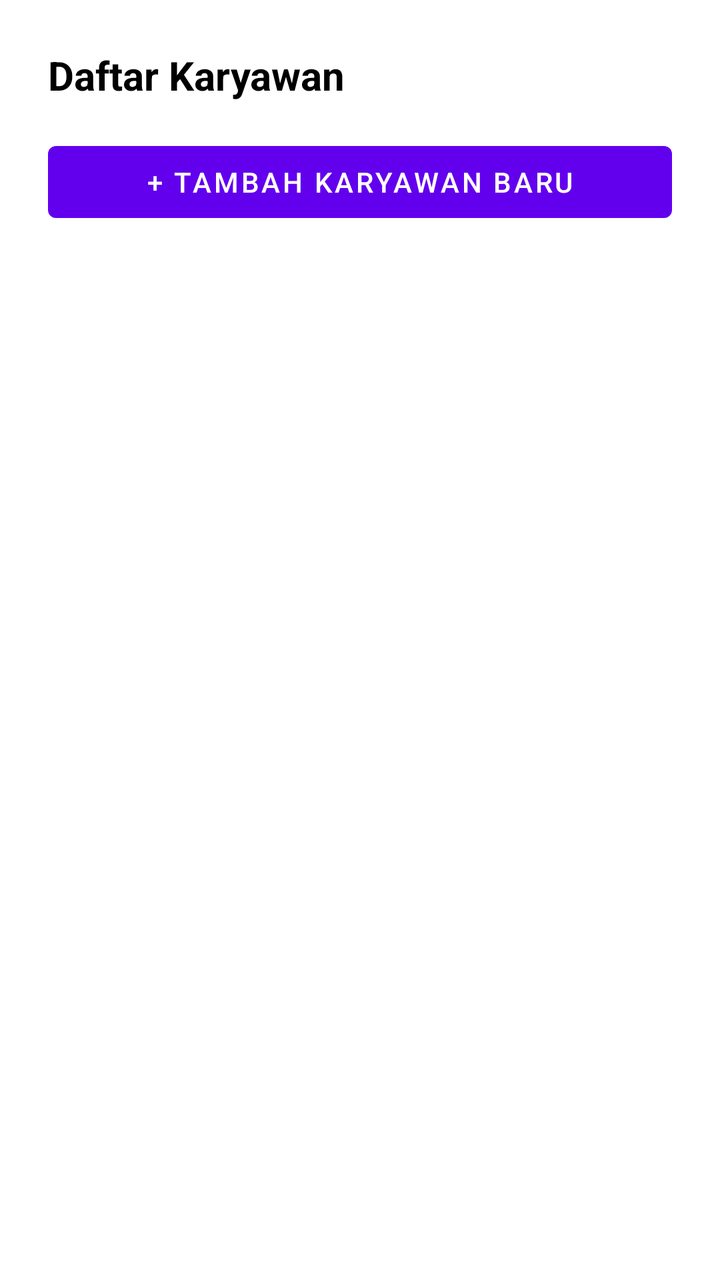
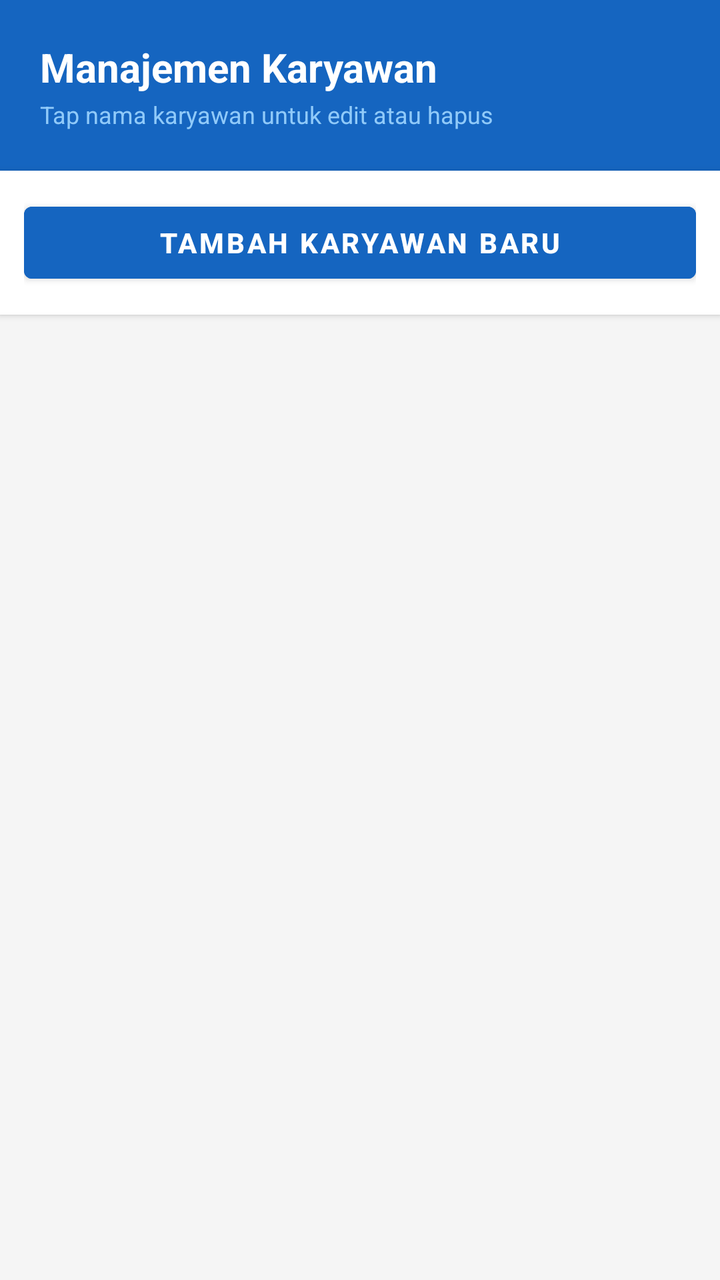

Two renders of the same Android screen: before a commit and after it. Below are the layout's source before the change and the commit's diff.
<!-- AndroidManifest.xml: application theme Theme.TerminalAbsensi -->
<!-- res/layout/activity_daftar_karyawan.xml -->
<?xml version="1.0" encoding="utf-8"?>
<LinearLayout xmlns:android="http://schemas.android.com/apk/res/android"
    android:layout_width="match_parent"
    android:layout_height="match_parent"
    android:orientation="vertical"
    android:background="@android:color/white"
    android:padding="24dp">

    <TextView
        android:layout_width="match_parent"
        android:layout_height="wrap_content"
        android:text="Daftar Karyawan"
        android:textSize="20sp"
        android:textStyle="bold"
        android:textColor="@android:color/black"
        android:layout_marginBottom="16dp" />

    <Button
        android:id="@+id/btnTambahKaryawan"
        android:layout_width="match_parent"
        android:layout_height="wrap_content"
        android:text="+ Tambah Karyawan Baru"
        android:layout_marginBottom="16dp" />

    <ScrollView
        android:layout_width="match_parent"
        android:layout_height="match_parent">

        <LinearLayout
            android:id="@+id/containerDaftarKaryawan"
            android:layout_width="match_parent"
            android:layout_height="wrap_content"
            android:orientation="vertical" />

    </ScrollView>

</LinearLayout>
<!-- resources referenced by this layout -->
<resources>
  <style name="Theme.TerminalAbsensi" parent="Theme.MaterialComponents.DayNight.DarkActionBar">
          
          <item name="colorPrimary">@color/purple_500</item>
          <item name="colorPrimaryVariant">@color/purple_700</item>
          <item name="colorOnPrimary">@color/white</item>
          
          <item name="colorSecondary">@color/teal_200</item>
          <item name="colorSecondaryVariant">@color/teal_700</item>
          <item name="colorOnSecondary">@color/black</item>
          
          <item name="android:statusBarColor">?attr/colorPrimaryVariant</item>
          
      </style>
  <color name="purple_500">#FF6200EE</color>
  <color name="purple_700">#FF3700B3</color>
  <color name="white">#FFFFFFFF</color>
  <color name="teal_200">#FF03DAC5</color>
  <color name="teal_700">#FF018786</color>
  <color name="black">#FF000000</color>
</resources>

<!-- the commit's change to res/layout/activity_daftar_karyawan.xml (unified diff, before → after) -->
@@ -3,28 +3,62 @@
     android:layout_width="match_parent"
     android:layout_height="match_parent"
     android:orientation="vertical"
-    android:background="@android:color/white"
-    android:padding="24dp">
+    android:background="#F5F5F5">
 
-    <TextView
+    
+    <LinearLayout
         android:layout_width="match_parent"
         android:layout_height="wrap_content"
-        android:text="Daftar Karyawan"
-        android:textSize="20sp"
-        android:textStyle="bold"
-        android:textColor="@android:color/black"
-        android:layout_marginBottom="16dp" />
+        android:orientation="vertical"
+        android:background="#1565C0"
+        android:paddingHorizontal="20dp"
+        android:paddingTop="20dp"
+        android:paddingBottom="20dp">
 
-    <Button
-        android:id="@+id/btnTambahKaryawan"
+        <TextView
+            android:layout_width="wrap_content"
+            android:layout_height="wrap_content"
+            android:text="Manajemen Karyawan"
+            android:textSize="20sp"
+            android:textStyle="bold"
+            android:textColor="#FFFFFF" />
+
+        <TextView
+            android:layout_width="wrap_content"
+            android:layout_height="wrap_content"
+            android:text="Tap nama karyawan untuk edit atau hapus"
+            android:textSize="12sp"
+            android:textColor="#90CAF9"
+            android:layout_marginTop="2dp" />
+
+    </LinearLayout>
+
+    
+    <LinearLayout
         android:layout_width="match_parent"
         android:layout_height="wrap_content"
-        android:text="+ Tambah Karyawan Baru"
-        android:layout_marginBottom="16dp" />
+        android:background="#FFFFFF"
+        android:padding="12dp"
+        android:elevation="2dp">
 
+        <Button
+            android:id="@+id/btnTambahKaryawan"
+            android:layout_width="match_parent"
+            android:layout_height="48dp"
+            android:text="Tambah Karyawan Baru"
+            android:textSize="14sp"
+            android:textStyle="bold"
+            android:backgroundTint="#1565C0" />
+
+    </LinearLayout>
+
+    
     <ScrollView
         android:layout_width="match_parent"
-        android:layout_height="match_parent">
+        android:layout_height="0dp"
+        android:layout_weight="1"
+        android:padding="12dp"
+        android:clipToPadding="false">
 
         <LinearLayout
             android:id="@+id/containerDaftarKaryawan"
